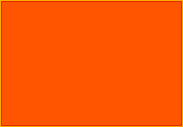
Old version of the form src/ui/SlugsPadCameraControl.ui in the repository mavlink/qgroundcontrol.
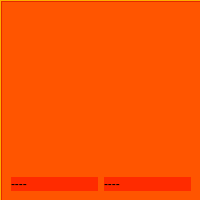
New version of the form.

Commit message: Remove SlugsVideoCamControl and modification of SlugsPadCameraControl

```diff
--- a/src/ui/SlugsPadCameraControl.ui
+++ b/src/ui/SlugsPadCameraControl.ui
@@ -6,10 +6,16 @@
    <rect>
     <x>0</x>
     <y>0</y>
-    <width>183</width>
-    <height>127</height>
+    <width>200</width>
+    <height>200</height>
    </rect>
   </property>
+  <property name="minimumSize">
+   <size>
+    <width>200</width>
+    <height>200</height>
+   </size>
+  </property>
   <property name="windowTitle">
    <string>Form</string>
   </property>
@@ -27,8 +33,8 @@
     <widget class="QFrame" name="frame">
      <property name="minimumSize">
       <size>
-       <width>181</width>
-       <height>125</height>
+       <width>200</width>
+       <height>200</height>
       </size>
      </property>
      <property name="mouseTracking">
@@ -43,6 +49,39 @@
      <property name="frameShadow">
       <enum>QFrame::Raised</enum>
      </property>
+     <layout class="QGridLayout" name="gridLayout_2">
+      <item row="0" column="0">
+       <spacer name="verticalSpacer">
+        <property name="orientation">
+         <enum>Qt::Vertical</enum>
+        </property>
+        <property name="sizeHint" stdset="0">
+         <size>
+          <width>20</width>
+          <height>156</height>
+         </size>
+        </property>
+       </spacer>
+      </item>
+      <item row="1" column="0">
+       <layout class="QHBoxLayout" name="horizontalLayout">
+        <item>
+         <widget class="QLabel" name="lbPixel">
+          <property name="text">
+           <string>----</string>
+          </property>
+         </widget>
+        </item>
+        <item>
+         <widget class="QLabel" name="lbDirection">
+          <property name="text">
+           <string>----</string>
+          </property>
+         </widget>
+        </item>
+       </layout>
+      </item>
+     </layout>
     </widget>
    </item>
   </layout>
```
The commit also changes 11 other files.
